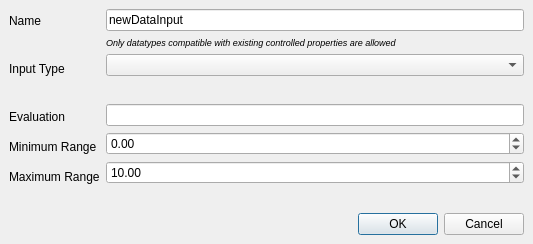
The window that src/Authoring/Studio/Application/DataInputDlg.ui (flyhex/qt3dstudio) describes before a commit, drawn with Qt 5.
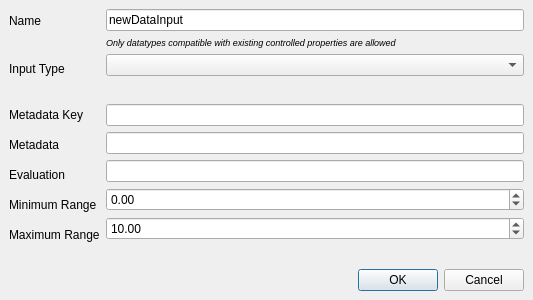
The same window after the commit.

Commit message:
Add metadata field to datainput definition
Add a single key-value metadata to datainput item definition. Add editable
field in datainput dialog for entering metadata.

Metadata is provided as convenience for the user integrating
Q3DSPresentation with external code. It can be used to better identify the
intended use for a specific datainput, for example. Metadata is stored in
UIA (project) file. Corresponding getter function will be implemented
on Runtime side.

Task-id: QT3DS-2992

What changed in the file:
```diff
--- a/src/Authoring/Studio/Application/DataInputDlg.ui
+++ b/src/Authoring/Studio/Application/DataInputDlg.ui
@@ -7,7 +7,7 @@
     <x>0</x>
     <y>0</y>
     <width>533</width>
-    <height>244</height>
+    <height>300</height>
    </rect>
   </property>
   <property name="windowTitle">
@@ -132,6 +132,32 @@
               </property>
              </spacer>
             </item>
+            <item>
+             <widget class="QLabel" name="labelMetadataKey">
+              <property name="minimumSize">
+               <size>
+                <width>0</width>
+                <height>24</height>
+               </size>
+              </property>
+              <property name="text">
+               <string>Metadata Key</string>
+              </property>
+             </widget>
+            </item>
+            <item>
+             <widget class="QLabel" name="labelMetadata">
+              <property name="minimumSize">
+               <size>
+                <width>0</width>
+                <height>24</height>
+               </size>
+              </property>
+              <property name="text">
+               <string>Metadata</string>
+              </property>
+             </widget>
+            </item>
             <item>
              <widget class="QLabel" name="labelEvaluation">
               <property name="minimumSize">
@@ -260,6 +286,20 @@
               </property>
              </spacer>
             </item>
+            <item>
+             <widget class="QLineEdit" name="lineEditMetadataKey">
+              <property name="toolTip">
+               <string>Key for accessing the metadata for this Data Input</string>
+              </property>
+             </widget>
+            </item>
+            <item>
+             <widget class="QLineEdit" name="lineEditMetadata">
+              <property name="toolTip">
+               <string>Metadata associated with this Data Input</string>
+              </property>
+             </widget>
+            </item>
             <item>
              <widget class="QLineEdit" name="lineEditEvaluation">
               <property name="toolTip">
```
The commit also changes 5 other files.
